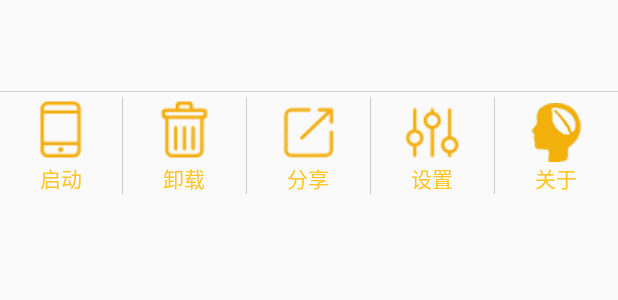
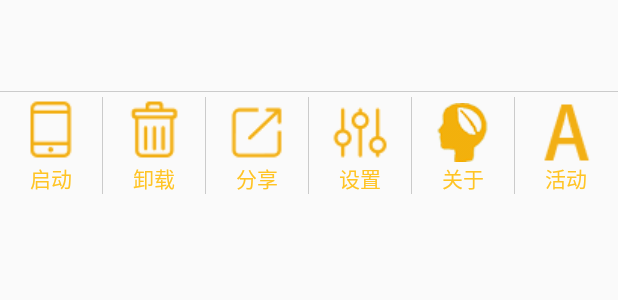
Before and after one commit to 07160831/MobileGuard, an Android app: the layout item_appmanager_list.xml on its own in the app's theme, with its tools: preview values and no code run, on a phone screen of 412 x 824 dp. Shown: the top 300 px of the screen. Run offline under Robolectric (Android 15) with nearby library versions, the phone set to English and light mode, and no system bars.

Commit message:
2017.11.14  活动按钮添加

```diff
--- a/app/src/main/java/cn/edu/gdmec/android/mobileguard/m4appmanager/adapter/AppManagerAdapter.java
+++ b/app/src/main/java/cn/edu/gdmec/android/mobileguard/m4appmanager/adapter/AppManagerAdapter.java
@@ -90,6 +90,7 @@ public class AppManagerAdapter extends BaseAdapter {
         }else {
             viewHolder = new ViewHolder();
             view =View.inflate(context,R.layout.item_appmanager_list,null);
+            viewHolder.mAbouticon1TV = (TextView) view.findViewById(R.id.tv_abouticon1_app);
             viewHolder.mAbouticonTV = (TextView) view.findViewById(R.id.tv_abouticon_app);
             viewHolder.mAppIconImgv = (ImageView) view.findViewById(R.id.imgv_appicon);
             viewHolder.mAppLocationTV = (TextView) view.findViewById(R.id.tv_appisroom);
@@ -120,6 +121,7 @@ public class AppManagerAdapter extends BaseAdapter {
             viewHolder.mShareAppTV.setOnClickListener(listener);
             viewHolder.mUninstallTV.setOnClickListener(listener);
             viewHolder.mAbouticonTV.setOnClickListener(listener);
+            viewHolder.mAbouticon1TV.setOnClickListener(listener);
         }
         return view;
     }
@@ -135,6 +137,7 @@ public class AppManagerAdapter extends BaseAdapter {
         return tv;
     }
     static class ViewHolder {
+        TextView mAbouticon1TV;
         TextView mAbouticonTV;
         TextView mLuanchAppTV;
         TextView mUninstallTV;
@@ -175,6 +178,9 @@ public class AppManagerAdapter extends BaseAdapter {
                 case R.id.tv_abouticon_app:
                     EngineUtils.AbouticonAppDetail(context,appInfo);
                     break;
+                case R.id.tv_abouticon1_app:
+                    EngineUtils.ActivityInfo(context,appInfo);
+                    break;
             }
         }
     }
--- a/app/src/main/java/cn/edu/gdmec/android/mobileguard/m4appmanager/entity/AppInfo.java
+++ b/app/src/main/java/cn/edu/gdmec/android/mobileguard/m4appmanager/entity/AppInfo.java
@@ -11,6 +11,7 @@ public class AppInfo {
     public String installTime;
     public String certifi;
     public String permisstion;
+    public String activityInfo;
     /*应用程序包名*/
     public String packageName;
     /*应用程序图标*/
--- a/app/src/main/res/layout/item_appmanager_list.xml
+++ b/app/src/main/res/layout/item_appmanager_list.xml
@@ -94,6 +94,16 @@
             android:drawableTop="@drawable/abouticon_yellow_n"
             android:text="关于"
             />
+        <View
+            android:layout_width="1px"
+            android:layout_height="match_parent"
+            android:background="@color/black30"/>
+        <TextView
+            android:id="@+id/tv_abouticon1_app"
+            style="@style/tvyellow14sp"
+            android:drawableTop="@drawable/activityicon_yellow_n"
+            android:text="活动"
+            />
     </LinearLayout>
 
 </LinearLayout>
```
Also changed, not shown: app/src/main/java/cn/edu/gdmec/android/mobileguard/m4appmanager/utils/AppInfoParser.java (+17 -1 lines), app/src/main/java/cn/edu/gdmec/android/mobileguard/m4appmanager/utils/EngineUtils.java (+20 -0 lines), app/src/main/res/drawable/activityicon_yellow_n.png (added).
